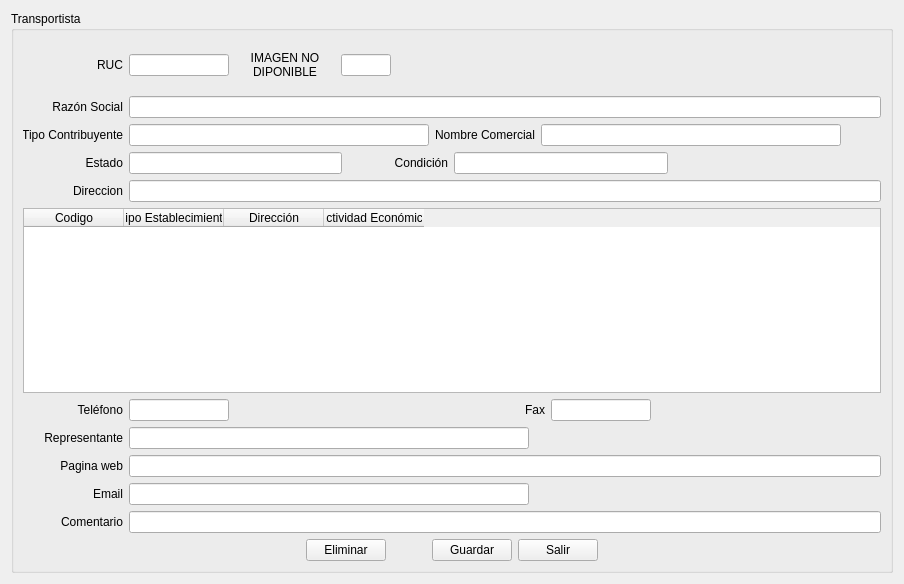
Above: Persona/transportistaop.ui from radtek/manager before the change. Below: the same form after it.
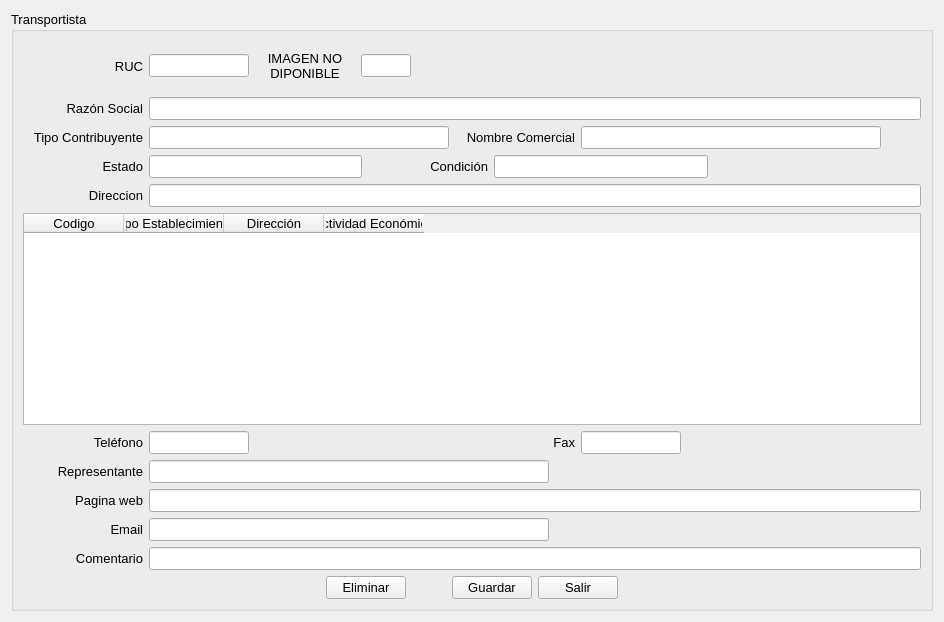
That is the form after the change. Icons and pictures are not drawn.

Patch:
```diff
--- a/Persona/transportistaop.ui
+++ b/Persona/transportistaop.ui
@@ -6,8 +6,8 @@
    <rect>
     <x>0</x>
     <y>0</y>
-    <width>904</width>
-    <height>584</height>
+    <width>944</width>
+    <height>622</height>
    </rect>
   </property>
   <property name="windowTitle">
@@ -16,6 +16,11 @@
   <layout class="QVBoxLayout" name="verticalLayout_2">
    <item>
     <widget class="QGroupBox" name="groupBox">
+     <property name="font">
+      <font>
+       <pointsize>10</pointsize>
+      </font>
+     </property>
      <property name="title">
       <string>Transportista</string>
      </property>
@@ -26,16 +31,21 @@
          <widget class="QLabel" name="label_28">
           <property name="minimumSize">
            <size>
-            <width>100</width>
+            <width>120</width>
             <height>0</height>
            </size>
           </property>
           <property name="maximumSize">
            <size>
-            <width>80</width>
+            <width>120</width>
             <height>16777215</height>
            </size>
           </property>
+          <property name="font">
+           <font>
+            <pointsize>10</pointsize>
+           </font>
+          </property>
           <property name="text">
            <string>RUC</string>
           </property>
@@ -64,6 +74,11 @@
             <height>16777215</height>
            </size>
           </property>
+          <property name="font">
+           <font>
+            <pointsize>10</pointsize>
+           </font>
+          </property>
          </widget>
         </item>
         <item>
@@ -74,6 +89,11 @@
             <height>50</height>
            </size>
           </property>
+          <property name="font">
+           <font>
+            <pointsize>10</pointsize>
+           </font>
+          </property>
           <property name="text">
            <string>IMAGEN NO 
 DIPONIBLE</string>
@@ -97,6 +117,11 @@
             <height>16777215</height>
            </size>
           </property>
+          <property name="font">
+           <font>
+            <pointsize>10</pointsize>
+           </font>
+          </property>
          </widget>
         </item>
         <item>
@@ -120,16 +145,21 @@
          <widget class="QLabel" name="label_25">
           <property name="minimumSize">
            <size>
-            <width>100</width>
+            <width>120</width>
             <height>0</height>
            </size>
           </property>
           <property name="maximumSize">
            <size>
-            <width>80</width>
+            <width>120</width>
             <height>16777215</height>
            </size>
           </property>
+          <property name="font">
+           <font>
+            <pointsize>10</pointsize>
+           </font>
+          </property>
           <property name="text">
            <string>Razón Social</string>
           </property>
@@ -152,6 +182,11 @@
             <height>16777215</height>
            </size>
           </property>
+          <property name="font">
+           <font>
+            <pointsize>10</pointsize>
+           </font>
+          </property>
          </widget>
         </item>
        </layout>
@@ -162,16 +197,21 @@
          <widget class="QLabel" name="label_tipo_contribuyente">
           <property name="minimumSize">
            <size>
-            <width>100</width>
+            <width>120</width>
             <height>0</height>
            </size>
           </property>
           <property name="maximumSize">
            <size>
-            <width>80</width>
+            <width>120</width>
             <height>16777215</height>
            </size>
           </property>
+          <property name="font">
+           <font>
+            <pointsize>10</pointsize>
+           </font>
+          </property>
           <property name="text">
            <string>Tipo Contribuyente</string>
           </property>
@@ -194,22 +234,32 @@
             <height>16777215</height>
            </size>
           </property>
+          <property name="font">
+           <font>
+            <pointsize>10</pointsize>
+           </font>
+          </property>
          </widget>
         </item>
         <item>
          <widget class="QLabel" name="label_nombre_comercial">
           <property name="minimumSize">
            <size>
-            <width>100</width>
+            <width>120</width>
             <height>0</height>
            </size>
           </property>
           <property name="maximumSize">
            <size>
-            <width>80</width>
+            <width>120</width>
             <height>16777215</height>
            </size>
           </property>
+          <property name="font">
+           <font>
+            <pointsize>10</pointsize>
+           </font>
+          </property>
           <property name="text">
            <string>Nombre Comercial</string>
           </property>
@@ -232,6 +282,11 @@
             <height>16777215</height>
            </size>
           </property>
+          <property name="font">
+           <font>
+            <pointsize>10</pointsize>
+           </font>
+          </property>
          </widget>
         </item>
         <item>
@@ -255,10 +310,21 @@
          <widget class="QLabel" name="label_estado">
           <property name="minimumSize">
            <size>
-            <width>100</width>
+            <width>120</width>
             <height>0</height>
            </size>
           </property>
+          <property name="maximumSize">
+           <size>
+            <width>120</width>
+            <height>16777215</height>
+           </size>
+          </property>
+          <property name="font">
+           <font>
+            <pointsize>10</pointsize>
+           </font>
+          </property>
           <property name="text">
            <string>Estado</string>
           </property>
@@ -268,16 +334,33 @@
          </widget>
         </item>
         <item>
-         <widget class="QLineEdit" name="lineEdit_estado"/>
+         <widget class="QLineEdit" name="lineEdit_estado">
+          <property name="font">
+           <font>
+            <pointsize>10</pointsize>
+           </font>
+          </property>
+         </widget>
         </item>
         <item>
          <widget class="QLabel" name="label_condicion">
           <property name="minimumSize">
            <size>
-            <width>100</width>
+            <width>120</width>
             <height>0</height>
            </size>
           </property>
+          <property name="maximumSize">
+           <size>
+            <width>120</width>
+            <height>16777215</height>
+           </size>
+          </property>
+          <property name="font">
+           <font>
+            <pointsize>10</pointsize>
+           </font>
+          </property>
           <property name="text">
            <string>Condición</string>
           </property>
@@ -287,7 +370,13 @@
          </widget>
         </item>
         <item>
-         <widget class="QLineEdit" name="lineEdit_condicion"/>
+         <widget class="QLineEdit" name="lineEdit_condicion">
+          <property name="font">
+           <font>
+            <pointsize>10</pointsize>
+           </font>
+          </property>
+         </widget>
         </item>
         <item>
          <spacer name="horizontalSpacer_ec">
@@ -310,16 +399,21 @@
          <widget class="QLabel" name="label_29">
           <property name="minimumSize">
            <size>
-            <width>100</width>
+            <width>120</width>
             <height>0</height>
            </size>
           </property>
           <property name="maximumSize">
            <size>
-            <width>80</width>
+            <width>120</width>
             <height>16777215</height>
            </size>
           </property>
+          <property name="font">
+           <font>
+            <pointsize>10</pointsize>
+           </font>
+          </property>
           <property name="text">
            <string>Direccion</string>
           </property>
@@ -336,12 +430,22 @@
             <height>0</height>
            </size>
           </property>
+          <property name="font">
+           <font>
+            <pointsize>10</pointsize>
+           </font>
+          </property>
          </widget>
         </item>
        </layout>
       </item>
       <item>
        <widget class="QTableWidget" name="tableWidget">
+        <property name="font">
+         <font>
+          <pointsize>10</pointsize>
+         </font>
+        </property>
         <column>
          <property name="text">
           <string>Codigo</string>
@@ -370,16 +474,21 @@
          <widget class="QLabel" name="label_27">
           <property name="minimumSize">
            <size>
-            <width>100</width>
+            <width>120</width>
             <height>0</height>
            </size>
           </property>
           <property name="maximumSize">
            <size>
-            <width>80</width>
+            <width>120</width>
             <height>16777215</height>
            </size>
           </property>
+          <property name="font">
+           <font>
+            <pointsize>10</pointsize>
+           </font>
+          </property>
           <property name="layoutDirection">
            <enum>Qt::LeftToRight</enum>
           </property>
@@ -405,6 +514,11 @@
             <height>16777215</height>
            </size>
           </property>
+          <property name="font">
+           <font>
+            <pointsize>10</pointsize>
+           </font>
+          </property>
          </widget>
         </item>
         <item>
@@ -434,6 +548,11 @@
             <height>16777215</height>
            </size>
           </property>
+          <property name="font">
+           <font>
+            <pointsize>10</pointsize>
+           </font>
+          </property>
           <property name="text">
            <string>Fax</string>
           </property>
@@ -456,6 +575,11 @@
             <height>16777215</height>
            </size>
           </property>
+          <property name="font">
+           <font>
+            <pointsize>10</pointsize>
+           </font>
+          </property>
          </widget>
         </item>
         <item>
@@ -479,16 +603,21 @@
          <widget class="QLabel" name="label_31">
           <property name="minimumSize">
            <size>
-            <width>100</width>
+            <width>120</width>
             <height>0</height>
            </size>
           </property>
           <property name="maximumSize">
            <size>
-            <width>80</width>
+            <width>120</width>
             <height>16777215</height>
            </size>
           </property>
+          <property name="font">
+           <font>
+            <pointsize>10</pointsize>
+           </font>
+          </property>
           <property name="text">
            <string>Representante</string>
           </property>
@@ -511,6 +640,11 @@
             <height>16777215</height>
            </size>
           </property>
+          <property name="font">
+           <font>
+            <pointsize>10</pointsize>
+           </font>
+          </property>
          </widget>
         </item>
         <item>
@@ -534,16 +668,21 @@
          <widget class="QLabel" name="label_34">
           <property name="minimumSize">
            <size>
-            <width>100</width>
+            <width>120</width>
             <height>0</height>
            </size>
           </property>
           <property name="maximumSize">
            <size>
-            <width>80</width>
+            <width>120</width>
             <height>16777215</height>
            </size>
           </property>
+          <property name="font">
+           <font>
+            <pointsize>10</pointsize>
+           </font>
+          </property>
           <property name="text">
            <string>Pagina web</string>
           </property>
@@ -560,6 +699,11 @@
             <height>0</height>
            </size>
           </property>
+          <property name="font">
+           <font>
+            <pointsize>10</pointsize>
+           </font>
+          </property>
          </widget>
         </item>
        </layout>
@@ -570,16 +714,21 @@
          <widget class="QLabel" name="label_33">
           <property name="minimumSize">
            <size>
-            <width>100</width>
+            <width>120</width>
             <height>0</height>
            </size>
           </property>
           <property name="maximumSize">
            <size>
-            <width>80</width>
+            <width>120</width>
             <height>16777215</height>
            </size>
           </property>
+          <property name="font">
+           <font>
+            <pointsize>10</pointsize>
+           </font>
+          </property>
           <property name="text">
            <string>Email</string>
           </property>
@@ -602,6 +751,11 @@
             <height>16777215</height>
            </size>
           </property>
+          <property name="font">
+           <font>
+            <pointsize>10</pointsize>
+           </font>
+          </property>
          </widget>
         </item>
         <item>
@@ -625,16 +779,21 @@
          <widget class="QLabel" name="label_26">
           <property name="minimumSize">
            <size>
-            <width>100</width>
+            <width>120</width>
             <height>0</height>
            </size>
           </property>
           <property name="maximumSize">
            <size>
-            <width>80</width>
+            <width>120</width>
             <height>16777215</height>
            </size>
           </property>
+          <property name="font">
+           <font>
+            <pointsize>10</pointsize>
+           </font>
+          </property>
           <property name="text">
            <string>Comentario</string>
           </property>
@@ -651,6 +810,11 @@
             <height>0</height>
            </size>
           </property>
+          <property name="font">
+           <font>
+            <pointsize>10</pointsize>
+           </font>
+          </property>
          </widget>
         </item>
        </layout>
@@ -672,9 +836,24 @@
         </item>
         <item>
          <widget class="QPushButton" name="pushButton_eliminar">
+          <property name="font">
+           <font>
+            <pointsize>10</pointsize>
+           </font>
+          </property>
           <property name="text">
            <string>Eliminar</string>
           </property>
+          <property name="icon">
+           <iconset resource="../ManagerSystem/iconos.qrc">
+            <normaloff>:/new/Iconos/delete_32.png</normaloff>:/new/Iconos/delete_32.png</iconset>
+          </property>
+          <property name="iconSize">
+           <size>
+            <width>32</width>
+            <height>32</height>
+           </size>
+          </property>
          </widget>
         </item>
         <item>
@@ -695,16 +874,46 @@
         </item>
         <item>
          <widget class="QPushButton" name="pushButton_guardar">
+          <property name="font">
+           <font>
+            <pointsize>10</pointsize>
+           </font>
+          </property>
           <property name="text">
            <string>Guardar</string>
           </property>
+          <property name="icon">
+           <iconset resource="../ManagerSystem/iconos.qrc">
+            <normaloff>:/new/Iconos/colaborador_32.png</normaloff>:/new/Iconos/colaborador_32.png</iconset>
+          </property>
+          <property name="iconSize">
+           <size>
+            <width>32</width>
+            <height>32</height>
+           </size>
+          </property>
          </widget>
         </item>
         <item>
          <widget class="QPushButton" name="pushButton_salir">
+          <property name="font">
+           <font>
+            <pointsize>10</pointsize>
+           </font>
+          </property>
           <property name="text">
            <string>Salir</string>
           </property>
+          <property name="icon">
+           <iconset resource="../ManagerSystem/iconos.qrc">
+            <normaloff>:/new/Iconos/salir_32.png</normaloff>:/new/Iconos/salir_32.png</iconset>
+          </property>
+          <property name="iconSize">
+           <size>
+            <width>32</width>
+            <height>32</height>
+           </size>
+          </property>
          </widget>
         </item>
         <item>
```
Left out of the diff: 4 changed lines with no effect on the pictures.
